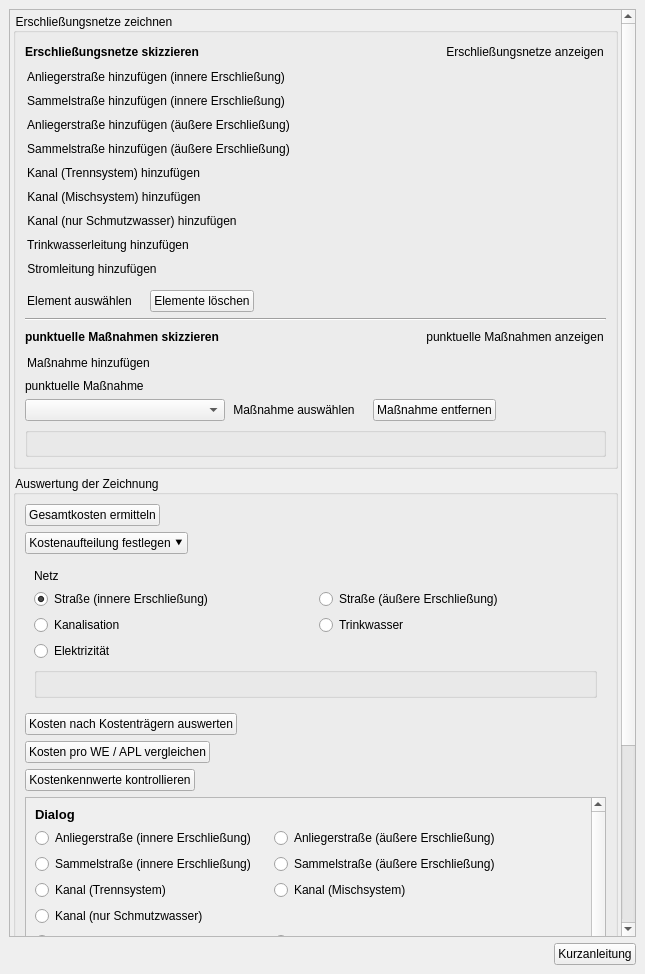
First picture: the form in projektcheck/ui/ProjektCheck_dockwidget_analysis_06-IFK.ui, repository projektcheck/ProjektCheck-QGIS, before the edit.
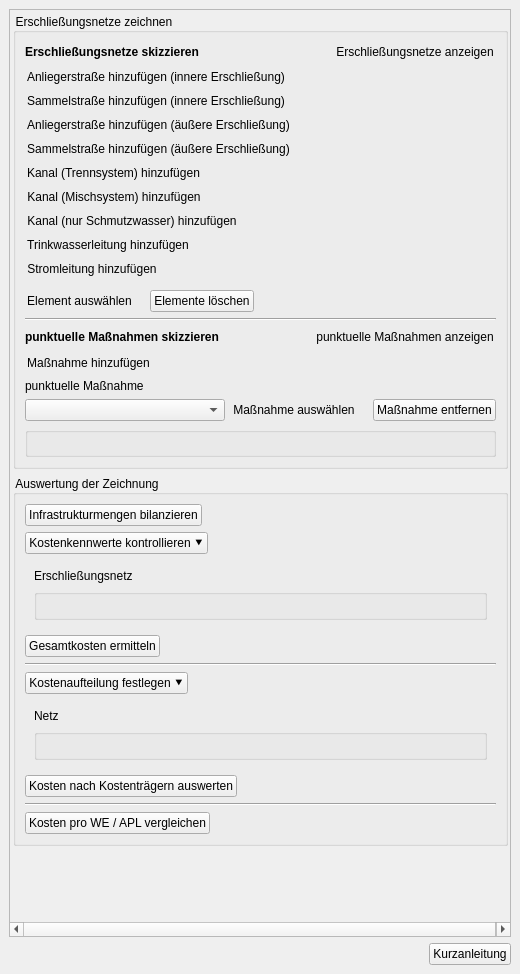
Second picture: the form after the edit. Icons and pictures are not drawn. Custom widgets are drawn as their Qt base class.

Commit message: Infrastruktur - functionality "Kostenkennwerte kontrollieren"; changed layout order

```diff
--- a/projektcheck/ui/ProjektCheck_dockwidget_analysis_06-IFK.ui
+++ b/projektcheck/ui/ProjektCheck_dockwidget_analysis_06-IFK.ui
@@ -6,7 +6,7 @@
    <rect>
     <x>0</x>
     <y>0</y>
-    <width>645</width>
+    <width>520</width>
     <height>974</height>
    </rect>
   </property>
@@ -81,9 +81,9 @@
        <property name="geometry">
         <rect>
          <x>0</x>
-         <y>-277</y>
-         <width>618</width>
-         <height>1195</height>
+         <y>0</y>
+         <width>506</width>
+         <height>918</height>
         </rect>
        </property>
        <layout class="QVBoxLayout" name="verticalLayout_2">
@@ -934,6 +934,79 @@
            <property name="bottomMargin">
             <number>9</number>
            </property>
+           <item>
+            <widget class="QPushButton" name="infrastrukturmengen_button">
+             <property name="sizePolicy">
+              <sizepolicy hsizetype="Fixed" vsizetype="Fixed">
+               <horstretch>0</horstretch>
+               <verstretch>0</verstretch>
+              </sizepolicy>
+             </property>
+             <property name="toolTip">
+              <string>&lt;html&gt;&lt;head/&gt;&lt;body&gt;&lt;p&gt;&lt;span style=&quot; font-weight:600;&quot;&gt;Infrastrukturmengen bilanzieren&lt;/span&gt;&lt;/p&gt;&lt;p&gt;Länge der bisher in der Karte eingezeichneten Erschließungsnetze sowie Gesamtkosten der punktuellen Maßnahmen aufsummieren und in zwei Diagrammen anzeigen lassen.&lt;/p&gt;&lt;/body&gt;&lt;/html&gt;</string>
+             </property>
+             <property name="text">
+              <string>Infrastrukturmengen bilanzieren</string>
+             </property>
+             <property name="icon">
+              <iconset>
+               <normaloff>../../images/iconset_mob/20190619_iconset_mob_calculate_values_1.png</normaloff>../../images/iconset_mob/20190619_iconset_mob_calculate_values_1.png</iconset>
+             </property>
+            </widget>
+           </item>
+           <item>
+            <widget class="QPushButton" name="pushButton_25">
+             <property name="sizePolicy">
+              <sizepolicy hsizetype="Fixed" vsizetype="Fixed">
+               <horstretch>0</horstretch>
+               <verstretch>0</verstretch>
+              </sizepolicy>
+             </property>
+             <property name="toolTip">
+              <string>&lt;html&gt;&lt;head/&gt;&lt;body&gt;&lt;p&gt;&lt;span style=&quot; font-weight:600;&quot;&gt;Kostenkennwerte kontrollieren&lt;/span&gt;&lt;/p&gt;&lt;p&gt;Kostensätze pro laufendem Meter für die einzelnen Erschließungsnetze ansehen und bei Bedarf anpassen (nicht relevant für punktuelle Maßnahmen).&lt;/p&gt;&lt;/body&gt;&lt;/html&gt;</string>
+             </property>
+             <property name="layoutDirection">
+              <enum>Qt::LeftToRight</enum>
+             </property>
+             <property name="text">
+              <string>Kostenkennwerte kontrollieren ⯆</string>
+             </property>
+             <property name="icon">
+              <iconset>
+               <normaloff>../../images/iconset_mob/20190619_iconset_mob_specify_2.png</normaloff>../../images/iconset_mob/20190619_iconset_mob_specify_2.png</iconset>
+             </property>
+             <property name="checkable">
+              <bool>true</bool>
+             </property>
+             <property name="flat">
+              <bool>false</bool>
+             </property>
+            </widget>
+           </item>
+           <item>
+            <widget class="QWidget" name="kostenkennwerte_widget" native="true">
+             <layout class="QVBoxLayout" name="verticalLayout_11">
+              <item>
+               <widget class="QLabel" name="label_8">
+                <property name="text">
+                 <string>Erschließungsnetz</string>
+                </property>
+               </widget>
+              </item>
+              <item>
+               <layout class="QGridLayout" name="kostenkennwerte_radio_grid"/>
+              </item>
+              <item>
+               <widget class="QGroupBox" name="kostenkennwerte_params_group">
+                <property name="title">
+                 <string/>
+                </property>
+                <layout class="QVBoxLayout" name="verticalLayout_12"/>
+               </widget>
+              </item>
+             </layout>
+            </widget>
+           </item>
            <item>
             <widget class="QPushButton" name="gesamtkosten_button">
              <property name="sizePolicy">
@@ -954,6 +1027,16 @@
              </property>
             </widget>
            </item>
+           <item>
+            <widget class="Line" name="line">
+             <property name="frameShadow">
+              <enum>QFrame::Sunken</enum>
+             </property>
+             <property name="orientation">
+              <enum>Qt::Horizontal</enum>
+             </property>
+            </widget>
+           </item>
            <item>
             <widget class="QPushButton" name="pushButton_27">
              <property name="sizePolicy">
@@ -997,46 +1080,7 @@
                </widget>
               </item>
               <item>
-               <layout class="QGridLayout" name="gridLayout_5">
-                <item row="0" column="0">
-                 <widget class="QRadioButton" name="strasse_innere_radio">
-                  <property name="text">
-                   <string>Straße (innere Erschließung)</string>
-                  </property>
-                  <property name="checked">
-                   <bool>true</bool>
-                  </property>
-                 </widget>
-                </item>
-                <item row="1" column="0">
-                 <widget class="QRadioButton" name="kanalisation_radio">
-                  <property name="text">
-                   <string>Kanalisation</string>
-                  </property>
-                 </widget>
-                </item>
-                <item row="0" column="1">
-                 <widget class="QRadioButton" name="strasse_aeussere_radio">
-                  <property name="text">
-                   <string>Straße (äußere Erschließung)</string>
-                  </property>
-                 </widget>
-                </item>
-                <item row="1" column="1">
-                 <widget class="QRadioButton" name="trinkwasser_radio">
-                  <property name="text">
-                   <string>Trinkwasser</string>
-                  </property>
-                 </widget>
-                </item>
-                <item row="2" column="0">
-                 <widget class="QRadioButton" name="elektrizitaet_radio">
-                  <property name="text">
-                   <string>Elektrizität</string>
-                  </property>
-                 </widget>
-                </item>
-               </layout>
+               <layout class="QGridLayout" name="kostenaufteilung_radio_grid"/>
               </item>
               <item>
                <widget class="QGroupBox" name="kostenaufteilung_params_group">
@@ -1070,7 +1114,17 @@
             </widget>
            </item>
            <item>
-            <widget class="QPushButton" name="pushButton_29">
+            <widget class="Line" name="line_3">
+             <property name="frameShadow">
+              <enum>QFrame::Sunken</enum>
+             </property>
+             <property name="orientation">
+              <enum>Qt::Horizontal</enum>
+             </property>
+            </widget>
+           </item>
+           <item>
+            <widget class="QPushButton" name="kosten_we_apl_button">
              <property name="sizePolicy">
               <sizepolicy hsizetype="Fixed" vsizetype="Fixed">
                <horstretch>0</horstretch>
@@ -1089,362 +1143,6 @@
              </property>
             </widget>
            </item>
-           <item>
-            <widget class="QPushButton" name="pushButton_25">
-             <property name="sizePolicy">
-              <sizepolicy hsizetype="Fixed" vsizetype="Fixed">
-               <horstretch>0</horstretch>
-               <verstretch>0</verstretch>
-              </sizepolicy>
-             </property>
-             <property name="toolTip">
-              <string>&lt;html&gt;&lt;head/&gt;&lt;body&gt;&lt;p&gt;&lt;span style=&quot; font-weight:600;&quot;&gt;Kostenkennwerte kontrollieren&lt;/span&gt;&lt;/p&gt;&lt;p&gt;Kostensätze pro laufendem Meter für die einzelnen Erschließungsnetze ansehen und bei Bedarf anpassen (nicht relevant für punktuelle Maßnahmen).&lt;/p&gt;&lt;/body&gt;&lt;/html&gt;</string>
-             </property>
-             <property name="layoutDirection">
-              <enum>Qt::LeftToRight</enum>
-             </property>
-             <property name="text">
-              <string>Kostenkennwerte kontrollieren</string>
-             </property>
-             <property name="icon">
-              <iconset>
-               <normaloff>../../images/iconset_mob/20190619_iconset_mob_specify_2.png</normaloff>../../images/iconset_mob/20190619_iconset_mob_specify_2.png</iconset>
-             </property>
-             <property name="checkable">
-              <bool>true</bool>
-             </property>
-             <property name="flat">
-              <bool>false</bool>
-             </property>
-            </widget>
-           </item>
-           <item>
-            <widget class="QScrollArea" name="scrollArea_3">
-             <property name="sizePolicy">
-              <sizepolicy hsizetype="Minimum" vsizetype="Preferred">
-               <horstretch>0</horstretch>
-               <verstretch>0</verstretch>
-              </sizepolicy>
-             </property>
-             <property name="minimumSize">
-              <size>
-               <width>0</width>
-               <height>322</height>
-              </size>
-             </property>
-             <property name="palette">
-              <palette>
-               <active>
-                <colorrole role="Button">
-                 <brush brushstyle="SolidPattern">
-                  <color alpha="255">
-                   <red>255</red>
-                   <green>210</green>
-                   <blue>253</blue>
-                  </color>
-                 </brush>
-                </colorrole>
-               </active>
-               <inactive>
-                <colorrole role="Button">
-                 <brush brushstyle="SolidPattern">
-                  <color alpha="255">
-                   <red>255</red>
-                   <green>210</green>
-                   <blue>253</blue>
-                  </color>
-                 </brush>
-                </colorrole>
-               </inactive>
-               <disabled>
-                <colorrole role="Button">
-                 <brush brushstyle="SolidPattern">
-                  <color alpha="255">
-                   <red>255</red>
-                   <green>210</green>
-                   <blue>253</blue>
-                  </color>
-                 </brush>
-                </colorrole>
-               </disabled>
-              </palette>
-             </property>
-             <property name="widgetResizable">
-              <bool>false</bool>
-             </property>
-             <widget class="QWidget" name="scrollAreaWidgetContents_3">
-              <property name="geometry">
-               <rect>
-                <x>0</x>
-                <y>0</y>
-                <width>590</width>
-                <height>371</height>
-               </rect>
-              </property>
-              <layout class="QGridLayout" name="gridLayout_17">
-               <item row="5" column="0">
-                <widget class="QRadioButton" name="radioButton_9">
-                 <property name="text">
-                  <string>Kanal (Trennsystem)</string>
-                 </property>
-                </widget>
-               </item>
-               <item row="7" column="3">
-                <widget class="QRadioButton" name="radioButton_11">
-                 <property name="text">
-                  <string>Stromleitung</string>
-                 </property>
-                </widget>
-               </item>
-               <item row="3" column="0">
-                <widget class="QRadioButton" name="radioButton_7">
-                 <property name="text">
-                  <string>Sammelstraße (innere Erschließung)</string>
-                 </property>
-                </widget>
-               </item>
-               <item row="2" column="0">
-                <widget class="QRadioButton" name="radioButton_3">
-                 <property name="text">
-                  <string>Anliegerstraße (innere Erschließung)</string>
-                 </property>
-                </widget>
-               </item>
-               <item row="3" column="3">
-                <widget class="QRadioButton" name="radioButton_8">
-                 <property name="text">
-                  <string>Sammelstraße (äußere Erschließung)</string>
-                 </property>
-                </widget>
-               </item>
-               <item row="7" column="0">
-                <widget class="QRadioButton" name="radioButton_6">
-                 <property name="sizePolicy">
-                  <sizepolicy hsizetype="Minimum" vsizetype="Fixed">
-                   <horstretch>0</horstretch>
-                   <verstretch>0</verstretch>
-                  </sizepolicy>
-                 </property>
-                 <property name="text">
-                  <string>Trinkwasserleitung</string>
-                 </property>
-                </widget>
-               </item>
-               <item row="8" column="0" colspan="5">
-                <layout class="QGridLayout" name="gridLayout_18">
-                 <item row="3" column="0">
-                  <widget class="QSpinBox" name="spinBox_27">
-                   <property name="sizePolicy">
-                    <sizepolicy hsizetype="Fixed" vsizetype="Fixed">
-                     <horstretch>0</horstretch>
-                     <verstretch>0</verstretch>
-                    </sizepolicy>
-                   </property>
-                   <property name="maximum">
-                    <number>2000</number>
-                   </property>
-                  </widget>
-                 </item>
-                 <item row="5" column="0">
-                  <widget class="QSpinBox" name="spinBox_28">
-                   <property name="sizePolicy">
-                    <sizepolicy hsizetype="Fixed" vsizetype="Fixed">
-                     <horstretch>0</horstretch>
-                     <verstretch>0</verstretch>
-                    </sizepolicy>
-                   </property>
-                   <property name="maximum">
-                    <number>2000</number>
-                   </property>
-                  </widget>
-                 </item>
-                 <item row="7" column="1">
-                  <widget class="QSlider" name="horizontalSlider_19">
-                   <property name="orientation">
-                    <enum>Qt::Horizontal</enum>
-                   </property>
-                  </widget>
-                 </item>
-                 <item row="5" column="1">
-                  <widget class="QSlider" name="horizontalSlider_18">
-                   <property name="orientation">
-                    <enum>Qt::Horizontal</enum>
-                   </property>
-                  </widget>
-                 </item>
-                 <item row="7" column="0">
-                  <widget class="QSpinBox" name="spinBox_29">
-                   <property name="sizePolicy">
-                    <sizepolicy hsizetype="Fixed" vsizetype="Fixed">
-                     <horstretch>0</horstretch>
-                     <verstretch>0</verstretch>
-                    </sizepolicy>
-                   </property>
-                   <property name="maximum">
-                    <number>100</number>
-                   </property>
-                  </widget>
-                 </item>
-                 <item row="1" column="0">
-                  <widget class="QSpinBox" name="spinBox_26">
-                   <property name="sizePolicy">
-                    <sizepolicy hsizetype="Fixed" vsizetype="Fixed">
-                     <horstretch>0</horstretch>
-                     <verstretch>0</verstretch>
-                    </sizepolicy>
-                   </property>
-                   <property name="maximum">
-                    <number>2000</number>
-                   </property>
-                  </widget>
-                 </item>
-                 <item row="1" column="1">
-                  <widget class="QSlider" name="horizontalSlider_16">
-                   <property name="orientation">
-                    <enum>Qt::Horizontal</enum>
-                   </property>
-                  </widget>
-                 </item>
-                 <item row="3" column="1">
-                  <widget class="QSlider" name="horizontalSlider_17">
-                   <property name="orientation">
-                    <enum>Qt::Horizontal</enum>
-                   </property>
-                  </widget>
-                 </item>
-                 <item row="0" column="0" colspan="2">
-                  <widget class="QLabel" name="label_54">
-                   <property name="sizePolicy">
-                    <sizepolicy hsizetype="Fixed" vsizetype="Fixed">
-                     <horstretch>0</horstretch>
-                     <verstretch>0</verstretch>
-                    </sizepolicy>
-                   </property>
-                   <property name="text">
-                    <string>Kosten der erstmaligen Herstellung (€ / lfd. Meter)</string>
-                   </property>
-                  </widget>
-                 </item>
-                 <item row="2" column="0" colspan="2">
-                  <widget class="QLabel" name="label_55">
-                   <property name="sizePolicy">
-                    <sizepolicy hsizetype="Fixed" vsizetype="Fixed">
-                     <horstretch>0</horstretch>
-                     <verstretch>0</verstretch>
-                    </sizepolicy>
-                   </property>
-                   <property name="text">
-                    <string>Jährliche Kosten für Betrieb und Unterhaltung (Cent / lfd. Meter und Jahr)</string>
-                   </property>
-                  </widget>
-                 </item>
-                 <item row="4" column="0" colspan="2">
-                  <widget class="QLabel" name="label_56">
-                   <property name="sizePolicy">
-                    <sizepolicy hsizetype="Fixed" vsizetype="Fixed">
-                     <horstretch>0</horstretch>
-                     <verstretch>0</verstretch>
-                    </sizepolicy>
-                   </property>
-                   <property name="text">
-                    <string>Kosten der Erneuerung (€ / lfd. Meter und Erneuerungscyclus)</string>
-                   </property>
-                  </widget>
-                 </item>
-                 <item row="6" column="0" colspan="2">
-                  <widget class="QLabel" name="label_57">
-                   <property name="sizePolicy">
-                    <sizepolicy hsizetype="Fixed" vsizetype="Fixed">
-                     <horstretch>0</horstretch>
-                     <verstretch>0</verstretch>
-                    </sizepolicy>
-                   </property>
-                   <property name="text">
-                    <string>Lebensdauer (Erneuerungscyclus)</string>
-                   </property>
-                  </widget>
-                 </item>
-                </layout>
-               </item>
-               <item row="5" column="3">
-                <widget class="QRadioButton" name="radioButton_5">
-                 <property name="text">
-                  <string>Kanal (Mischsystem)</string>
-                 </property>
-                </widget>
-               </item>
-               <item row="6" column="0">
-                <widget class="QRadioButton" name="radioButton_10">
-                 <property name="text">
-                  <string>Kanal (nur Schmutzwasser)</string>
-                 </property>
-                </widget>
-               </item>
-               <item row="2" column="4">
-                <spacer name="horizontalSpacer_9">
-                 <property name="orientation">
-                  <enum>Qt::Horizontal</enum>
-                 </property>
-                 <property name="sizeHint" stdset="0">
-                  <size>
-                   <width>40</width>
-                   <height>20</height>
-                  </size>
-                 </property>
-                </spacer>
-               </item>
-               <item row="2" column="3">
-                <widget class="QRadioButton" name="radioButton_4">
-                 <property name="text">
-                  <string>Anliegerstraße (äußere Erschließung)</string>
-                 </property>
-                </widget>
-               </item>
-               <item row="9" column="0" colspan="5">
-                <widget class="QDialogButtonBox" name="buttonBox">
-                 <property name="standardButtons">
-                  <set>QDialogButtonBox::Discard|QDialogButtonBox::Save</set>
-                 </property>
-                </widget>
-               </item>
-               <item row="0" column="0">
-                <widget class="QLabel" name="label_3">
-                 <property name="font">
-                  <font>
-                   <pointsize>10</pointsize>
-                   <weight>75</weight>
-                   <bold>true</bold>
-                  </font>
-                 </property>
-                 <property name="text">
-                  <string>Dialog</string>
-                 </property>
-                </widget>
-               </item>
-              </layout>
-             </widget>
-            </widget>
-           </item>
-           <item>
-            <widget class="QPushButton" name="pushButton_24">
-             <property name="sizePolicy">
-              <sizepolicy hsizetype="Fixed" vsizetype="Fixed">
-               <horstretch>0</horstretch>
-               <verstretch>0</verstretch>
-              </sizepolicy>
-             </property>
-             <property name="toolTip">
-              <string>&lt;html&gt;&lt;head/&gt;&lt;body&gt;&lt;p&gt;&lt;span style=&quot; font-weight:600;&quot;&gt;Infrastrukturmengen bilanzieren&lt;/span&gt;&lt;/p&gt;&lt;p&gt;Länge der bisher in der Karte eingezeichneten Erschließungsnetze sowie Gesamtkosten der punktuellen Maßnahmen aufsummieren und in zwei Diagrammen anzeigen lassen.&lt;/p&gt;&lt;/body&gt;&lt;/html&gt;</string>
-             </property>
-             <property name="text">
-              <string>Infrastrukturmengen bilanzieren</string>
-             </property>
-             <property name="icon">
-              <iconset>
-               <normaloff>../../images/iconset_mob/20190619_iconset_mob_calculate_values_1.png</normaloff>../../images/iconset_mob/20190619_iconset_mob_calculate_values_1.png</iconset>
-             </property>
-            </widget>
-           </item>
           </layout>
          </widget>
         </item>
```
Left out of the diff: 40 changed lines with no effect on the pictures. The commit also changes 5 other files.
